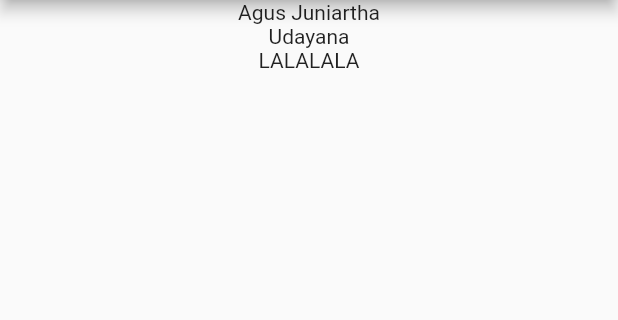
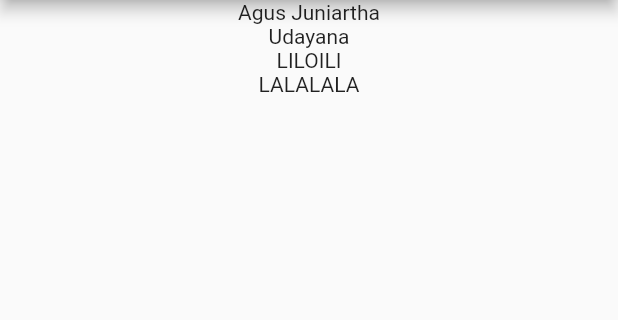
Before and after one commit to BENTOTV/tugas_altera, a Flutter app: the screen it shows after launch, on a phone screen of 412 x 824 dp, the part 84-404 px from its top. Run offline on Flutter 3.47's test engine with Material 2 defaults, Android fonts, the phone set to English and light mode, and no system bars.

Commit message:
memperbaiki conflic di feature B

```diff
--- a/lib/homepage.dart
+++ b/lib/homepage.dart
@@ -12,6 +12,7 @@ class HomePage extends StatelessWidget {
           children:const <Widget>[
             Text("Agus Juniartha"),
             Text("Udayana"),
+            Text("LILOILI"),
             Text("LALALALA")
           ],
         ),
```
